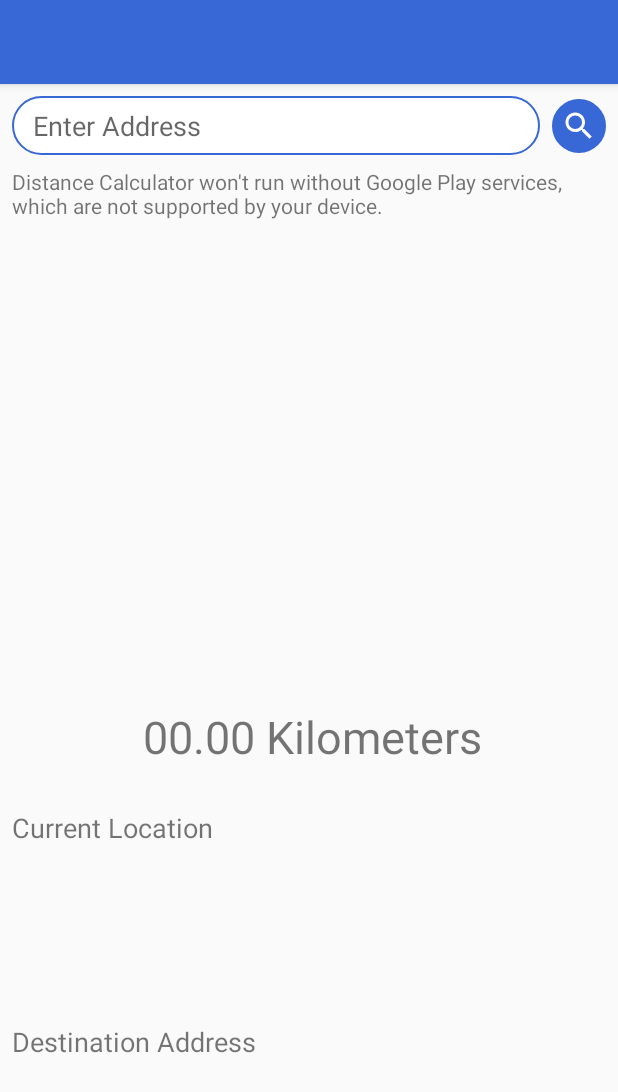
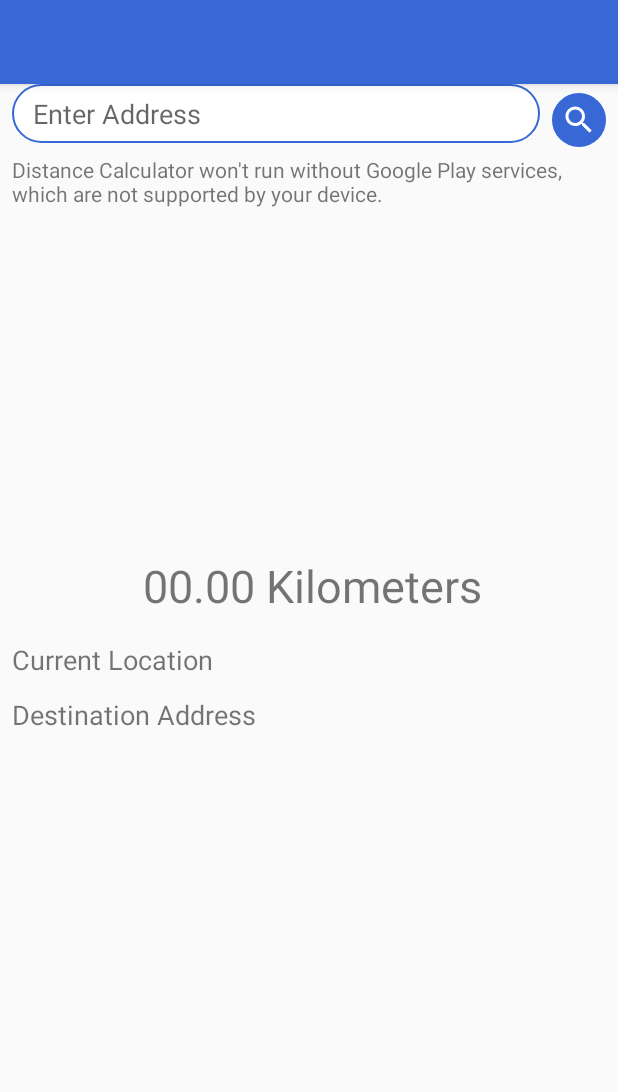
Before and after one commit to nidheeshmd/DistanceCalcEntfernungsrechner, an Android app: the layout activity_main.xml on its own in the app's theme, with its tools: preview values and no code run, on a phone screen of 412 x 824 dp. Shown: the top 1092 px of the screen. Run offline under Robolectric (Android 15) with nearby library versions, the phone set to English and light mode, and no system bars.

Commit message:
Design and bug fixes

```diff
--- a/app/src/main/AndroidManifest.xml
+++ b/app/src/main/AndroidManifest.xml
@@ -1,5 +1,6 @@
 <?xml version="1.0" encoding="utf-8"?>
 <manifest xmlns:android="http://schemas.android.com/apk/res/android"
+    xmlns:tools="http://schemas.android.com/tools"
     package="com.example.distancecalc">
 
     <uses-permission android:name="android.permission.ACCESS_FINE_LOCATION"></uses-permission>
@@ -18,7 +19,9 @@
         <activity
             android:name=".MainActivity"
             android:label="@string/app_name"
-            android:theme="@style/AppTheme.NoActionBar">
+            android:theme="@style/AppTheme.NoActionBar"
+            android:configChanges="orientation"
+            android:screenOrientation="portrait">
             <intent-filter>
                 <action android:name="android.intent.action.MAIN" />
 
--- a/app/src/main/res/layout/content_main.xml
+++ b/app/src/main/res/layout/content_main.xml
@@ -1,5 +1,5 @@
 <?xml version="1.0" encoding="utf-8"?>
-<androidx.constraintlayout.widget.ConstraintLayout
+<ScrollView
     xmlns:android="http://schemas.android.com/apk/res/android"
     xmlns:app="http://schemas.android.com/apk/res-auto"
     xmlns:maps="http://schemas.android.com/apk/res-auto"
@@ -11,7 +11,9 @@
     app:layout_behavior="@string/appbar_scrolling_view_behavior"
     tools:context=".MainActivity"
     tools:showIn="@layout/activity_main">
-
+    <androidx.constraintlayout.widget.ConstraintLayout
+        android:layout_width="match_parent"
+        android:layout_height="match_parent">
     <EditText
         android:id="@+id/et_address"
         android:layout_width="0dp"
@@ -24,14 +26,14 @@
         android:lines="1"
         android:textSize="18sp"
         app:layout_constraintEnd_toStartOf="@+id/btn_locate"
-        app:layout_constraintHorizontal_bias="1.0"
+        app:layout_constraintTop_toBottomOf="parent"
+        app:layout_constraintBottom_toTopOf="@+id/map_fragment_container"
         app:layout_constraintLeft_toLeftOf="parent"
         app:layout_constraintRight_toRightOf="parent"
         app:layout_constraintStart_toStartOf="parent"
         android:background="@drawable/oval"
         android:padding="7dp"
         android:paddingStart="14dp"
-        app:layout_constraintTop_toTopOf="parent"
         android:paddingLeft="14dp" />
 
     <ImageButton
@@ -51,15 +53,14 @@
 
     <fragment
         android:id="@+id/map_fragment_container"
-        android:layout_width="0dp"
-        android:layout_height="0dp"
+        android:layout_width="match_parent"
+        android:layout_height="250dp"
         android:name="com.google.android.gms.maps.SupportMapFragment"
         map:uiCompass="false"
         android:layout_marginStart="8dp"
         android:layout_marginTop="8dp"
         android:layout_marginEnd="8dp"
         android:layout_marginBottom="8dp"
-        app:layout_constraintBottom_toBottomOf="parent"
         app:layout_constraintBottom_toTopOf="@+id/txtDistance"
         app:layout_constraintEnd_toEndOf="parent"
         app:layout_constraintStart_toStartOf="parent"
@@ -74,12 +75,10 @@
         android:text="00.00 Kilometers"
         android:textSize="30sp"
         android:textAlignment="center"
-        app:layout_constraintBottom_toBottomOf="parent"
-        app:layout_constraintHorizontal_bias="0.0"
         app:layout_constraintLeft_toLeftOf="parent"
         app:layout_constraintRight_toRightOf="parent"
-        app:layout_constraintTop_toTopOf="parent"
-        app:layout_constraintVertical_bias="0.575"
+        app:layout_constraintTop_toBottomOf="@+id/map_fragment_container"
+        app:layout_constraintBottom_toTopOf="@+id/txtCurLoc"
         android:layout_marginStart="8dp"
         android:layout_marginTop="4dp"
         android:layout_marginEnd="4dp"
@@ -91,15 +90,13 @@
     <TextView
         android:id="@+id/txtCurLoc"
         android:layout_width="match_parent"
-        android:layout_height="115dp"
+        android:layout_height="wrap_content"
         android:text="Current Location"
         android:textSize="18sp"
-        app:layout_constraintBottom_toBottomOf="@+id/txtDistance"
-        app:layout_constraintHorizontal_bias="0.0"
         app:layout_constraintLeft_toLeftOf="parent"
         app:layout_constraintRight_toRightOf="parent"
-        app:layout_constraintTop_toTopOf="parent"
-        app:layout_constraintVertical_bias="1.440"
+        app:layout_constraintTop_toBottomOf="@+id/txtDistance"
+        app:layout_constraintBottom_toTopOf="@+id/txtSerLoc"
         android:layout_marginStart="8dp"
         android:layout_marginTop="4dp"
         android:layout_marginEnd="4dp"
@@ -108,19 +105,16 @@
         android:layout_marginLeft="8dp"
         android:gravity="start"
         />
-
         <TextView
             android:id="@+id/txtSerLoc"
             android:layout_width="match_parent"
-            android:layout_height="115dp"
+            android:layout_height="wrap_content"
             android:text="Destination Address"
             android:textSize="18sp"
-            app:layout_constraintBottom_toBottomOf="@+id/txtCurLoc"
-            app:layout_constraintHorizontal_bias="0.0"
             app:layout_constraintLeft_toLeftOf="parent"
             app:layout_constraintRight_toRightOf="parent"
-            app:layout_constraintTop_toTopOf="parent"
-            app:layout_constraintVertical_bias="1.320"
+            app:layout_constraintTop_toBottomOf="@+id/txtCurLoc"
+            app:layout_constraintBottom_toTopOf="parent"
             android:layout_marginStart="8dp"
             android:layout_marginTop="4dp"
             android:layout_marginEnd="4dp"
@@ -128,7 +122,5 @@
             android:layout_marginRight="4dp"
             android:layout_marginLeft="8dp" />
 
-
-
-
     </androidx.constraintlayout.widget.ConstraintLayout>
+</ScrollView>
```
Also changed, not shown: app/src/main/java/com/example/distancecalc/MainActivity.java (+31 -10 lines), 1 other file.
